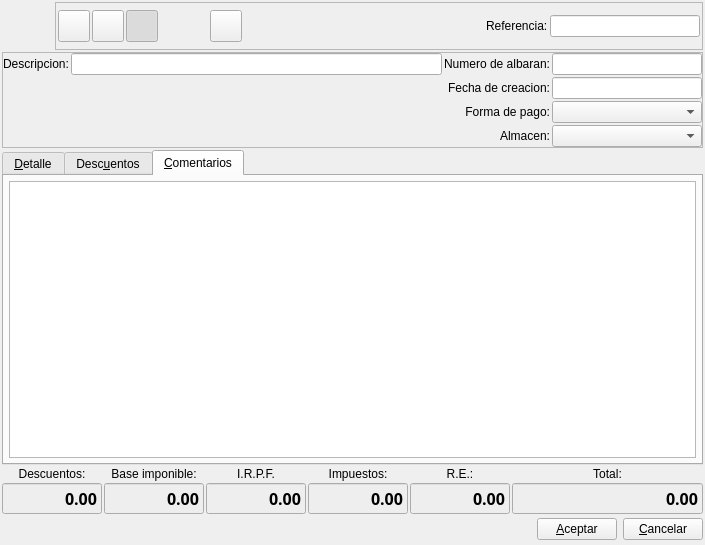
The window that bulmages/bulmafact/plugins/pluginbf_proveedoralbaran/albaranproveedorbase.ui (eboladev/Bulmages-1) describes before a commit, drawn with Qt 5.
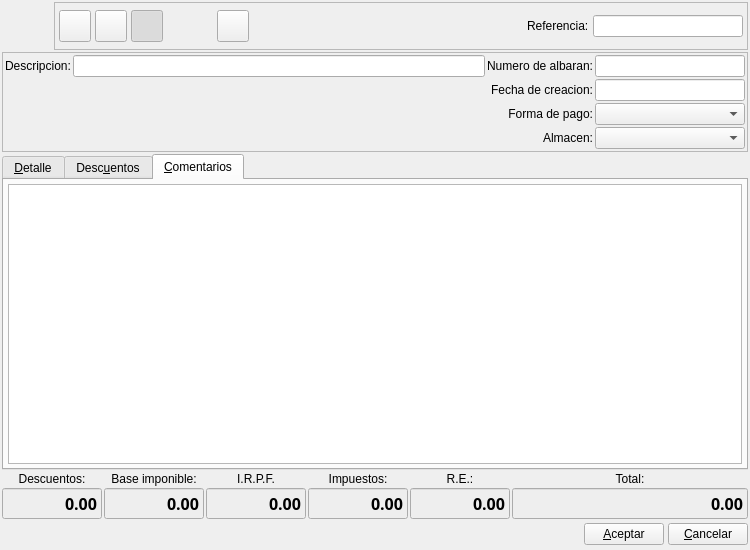
The same window after the commit. The open tabs and pages were chosen to show the change. Icons and pictures are not drawn. Custom widgets are drawn as their Qt base class.

Patch:
```diff
--- a/bulmages/bulmafact/plugins/pluginbf_proveedoralbaran/albaranproveedorbase.ui
+++ b/bulmages/bulmafact/plugins/pluginbf_proveedoralbaran/albaranproveedorbase.ui
@@ -6,8 +6,8 @@
    <rect>
     <x>0</x>
     <y>0</y>
-    <width>705</width>
-    <height>545</height>
+    <width>750</width>
+    <height>550</height>
    </rect>
   </property>
   <property name="sizePolicy">
@@ -16,6 +16,12 @@
     <verstretch>0</verstretch>
    </sizepolicy>
   </property>
+  <property name="minimumSize">
+   <size>
+    <width>750</width>
+    <height>550</height>
+   </size>
+  </property>
   <property name="windowTitle">
    <string>Nuevo albaran de proveedor</string>
   </property>
@@ -27,7 +33,7 @@
    <item row="0" column="0" colspan="6">
     <layout class="QHBoxLayout">
      <property name="spacing">
-      <number>5</number>
+      <number>4</number>
      </property>
      <property name="margin">
       <number>0</number>
@@ -67,10 +73,10 @@
        </property>
        <layout class="QHBoxLayout">
         <property name="spacing">
-         <number>2</number>
+         <number>4</number>
         </property>
         <property name="margin">
-         <number>2</number>
+         <number>4</number>
         </property>
         <item>
          <widget class="QToolButton" name="mui_guardar">
@@ -107,8 +113,8 @@
           </property>
           <property name="iconSize">
            <size>
-            <width>32</width>
-            <height>32</height>
+            <width>22</width>
+            <height>22</height>
            </size>
           </property>
           <property name="shortcut">
@@ -151,8 +157,8 @@
           </property>
           <property name="iconSize">
            <size>
-            <width>32</width>
-            <height>32</height>
+            <width>22</width>
+            <height>22</height>
            </size>
           </property>
           <property name="shortcut">
@@ -189,8 +195,8 @@
           </property>
           <property name="iconSize">
            <size>
-            <width>32</width>
-            <height>32</height>
+            <width>22</width>
+            <height>22</height>
            </size>
           </property>
           <property name="shortcut">
@@ -255,8 +261,8 @@
           </property>
           <property name="iconSize">
            <size>
-            <width>32</width>
-            <height>32</height>
+            <width>22</width>
+            <height>22</height>
            </size>
           </property>
          </widget>
@@ -348,12 +354,7 @@
       <enum>QFrame::Raised</enum>
      </property>
      <layout class="QGridLayout" name="gridLayout">
-      <property name="margin">
-       <number>0</number>
-      </property>
-      <item row="0" column="0" colspan="2">
-       <layout class="QHBoxLayout">
-        <item>
+      <item row="0" column="0">
          <widget class="QLabel" name="label8">
           <property name="sizePolicy">
            <sizepolicy hsizetype="Preferred" vsizetype="Fixed">
@@ -369,10 +370,10 @@
           </property>
          </widget>
         </item>
-        <item>
+      <item row="0" column="1">
          <widget class="QLineEdit" name="mui_descalbaranp"/>
         </item>
-        <item>
+      <item row="0" column="2">
          <widget class="QLabel" name="label7">
           <property name="sizePolicy">
            <sizepolicy hsizetype="Preferred" vsizetype="Fixed">
@@ -391,7 +392,7 @@
           </property>
          </widget>
         </item>
-        <item>
+      <item row="0" column="3">
          <widget class="QLineEdit" name="mui_numalbaranp">
           <property name="minimumSize">
            <size>
@@ -407,9 +408,7 @@
           </property>
          </widget>
         </item>
-       </layout>
-      </item>
-      <item row="1" column="0" rowspan="3">
+      <item row="1" column="0" rowspan="3" colspan="2">
        <widget class="BlSearchWidget" name="mui_idproveedor" native="true">
         <property name="minimumSize">
          <size>
@@ -419,9 +418,7 @@
         </property>
        </widget>
       </item>
-      <item row="1" column="1">
-       <layout class="QHBoxLayout" name="horizontalLayout_3">
-        <item>
+      <item row="1" column="2">
          <widget class="QLabel" name="label11">
           <property name="sizePolicy">
            <sizepolicy hsizetype="Preferred" vsizetype="Fixed">
@@ -440,7 +437,7 @@
           </property>
          </widget>
         </item>
-        <item>
+      <item row="1" column="3">
          <widget class="BlDateSearch" name="mui_fechaalbaranp">
           <property name="minimumSize">
            <size>
@@ -456,11 +453,7 @@
           </property>
          </widget>
         </item>
-       </layout>
-      </item>
-      <item row="2" column="1">
-       <layout class="QHBoxLayout" name="horizontalLayout_2">
-        <item>
+      <item row="2" column="2">
          <widget class="QLabel" name="label10">
           <property name="sizePolicy">
            <sizepolicy hsizetype="Preferred" vsizetype="Fixed">
@@ -479,7 +472,7 @@
           </property>
          </widget>
         </item>
-        <item>
+      <item row="2" column="3">
          <widget class="BfBuscarFormaPago" name="mui_idforma_pago">
           <property name="minimumSize">
            <size>
@@ -495,11 +488,7 @@
           </property>
          </widget>
         </item>
-       </layout>
-      </item>
-      <item row="3" column="1">
-       <layout class="QHBoxLayout" name="horizontalLayout">
-        <item>
+      <item row="3" column="2">
          <widget class="QLabel" name="label12">
           <property name="sizePolicy">
            <sizepolicy hsizetype="Preferred" vsizetype="Fixed">
@@ -518,7 +507,7 @@
           </property>
          </widget>
         </item>
-        <item>
+      <item row="3" column="3">
          <widget class="BfBuscarAlmacen" name="mui_idalmacen">
           <property name="minimumSize">
            <size>
@@ -535,8 +524,6 @@
          </widget>
         </item>
        </layout>
-      </item>
-     </layout>
     </widget>
    </item>
    <item row="2" column="0" colspan="6">
@@ -582,10 +569,10 @@
       </attribute>
       <layout class="QHBoxLayout">
        <property name="spacing">
-        <number>5</number>
+        <number>4</number>
        </property>
        <property name="margin">
-        <number>5</number>
+        <number>4</number>
        </property>
        <item>
         <widget class="QTextEdit" name="mui_comentalbaranp"/>
@@ -1131,7 +1118,7 @@
    <item row="5" column="0" colspan="6">
     <layout class="QHBoxLayout">
      <property name="spacing">
-      <number>6</number>
+      <number>4</number>
      </property>
      <property name="margin">
       <number>0</number>
```
Left out of the diff: 10 changed lines with no effect on the pictures. Lines whose indentation alone changed are shown as unchanged.
